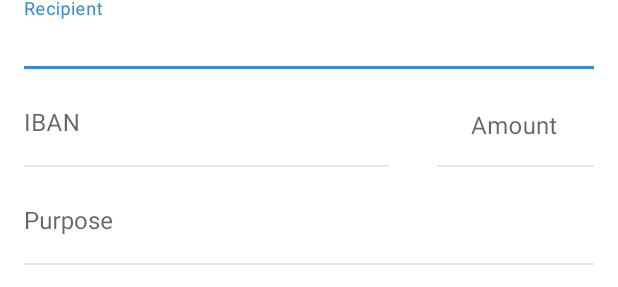
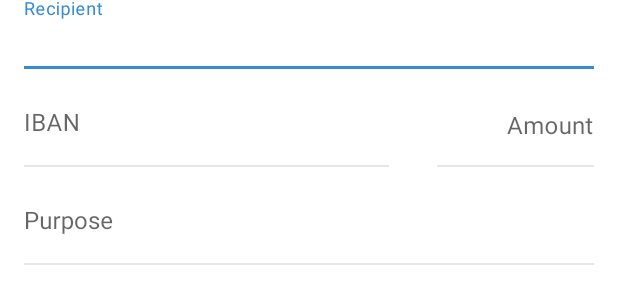
Before and after one commit to gini/gini-pay-business-sdk-android, an Android app: the layout gpb_fragment_review.xml on its own in the app's theme, with its tools: preview values and no code run, on a phone screen of 412 x 824 dp. Shown: the part 860-1147 px from the top of the screen. Run offline under Robolectric (Android 15) with nearby library versions, the phone set to English and light mode, and no system bars.

Commit message:
Remove end padding from amount input

```diff
--- a/ginipaybusiness/src/main/res/values/styles.xml
+++ b/ginipaybusiness/src/main/res/values/styles.xml
@@ -29,7 +29,6 @@
 
     <style name="Root.GiniPay.PaymentInputStyle.Amount">
         <item name="android:gravity">end</item>
-        <item name="android:paddingEnd">24dp</item>
     </style>
 
     <!-- Style for the amount TextInputEditText in ReviewFragment -->
```
